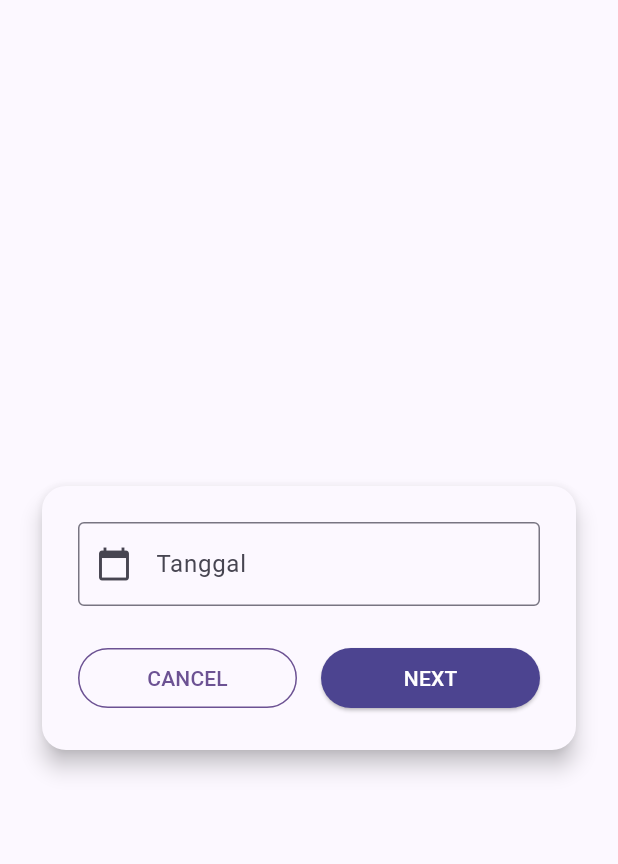
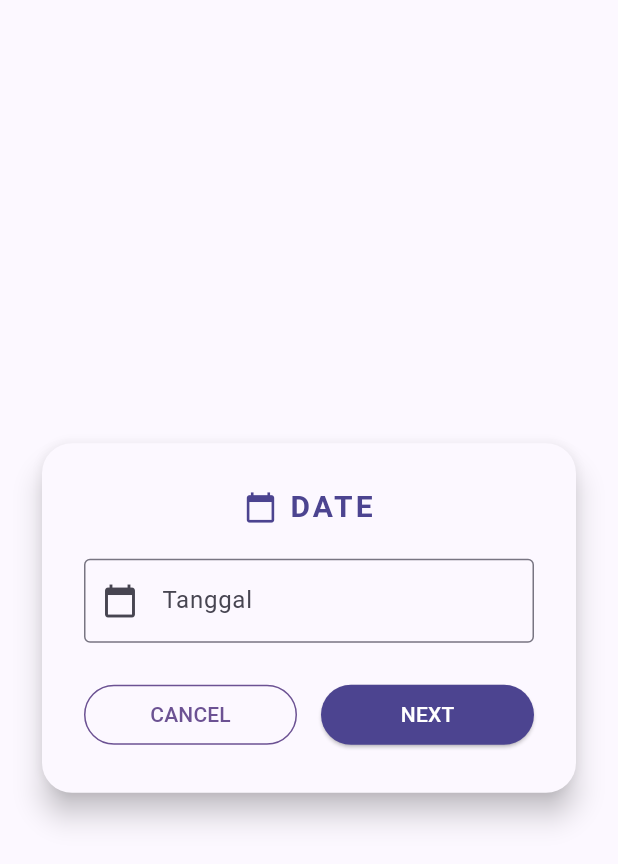
Before and after one commit to TEUNGKU-ZULKIFLI/finance_tracker, a Flutter app: the InputPage widget shown alone on an empty page, opened directly, after a tap on "Input Data", on a phone screen of 412 x 824 dp. Shown: the top 864 px of the screen. Run offline on Flutter 3.47's test engine with Material 3 defaults, Android fonts, the phone set to English and light mode, and no system bars; our stand-ins replace sqflite; accounts and stored records are empty.

Commit message:
✨ feat(ui+db): update equity history, custom theme expense/income, add saldo card to home

```diff
--- a/lib/pages/input_page.dart
+++ b/lib/pages/input_page.dart
@@ -1,4 +1,6 @@
+import 'package:finance_tracker/theme.dart';
 import 'package:flutter/material.dart';
+import 'package:finance_tracker/widgets/snackbar.dart';
 import 'package:finance_tracker/services/db_service.dart';
 import 'package:finance_tracker/models/date_model.dart';
 import 'package:finance_tracker/models/expense_model.dart';
@@ -14,6 +16,21 @@ class InputPage extends StatefulWidget {
 }
 
 class _InputPageState extends State<InputPage> {
+  OverlayEntry? _snackbarEntry;
+
+  void _showCustomSnackbar(String message, SnackbarType type) {
+    _snackbarEntry?.remove();
+    _snackbarEntry = OverlayEntry(
+      builder: (ctx) => Positioned(
+        bottom: 80,
+        left: 0,
+        right: 0,
+        child: Snackbar(message: message, type: type),
+      ),
+    );
+    Overlay.of(context).insert(_snackbarEntry!);
+    Future.delayed(const Duration(seconds: 3), () => _snackbarEntry?.remove());
+  }
   int _step = 0;
   final _dateController = TextEditingController();
   final Map<String, TextEditingController> _expenseControllers = {
@@ -45,14 +62,23 @@ class _InputPageState extends State<InputPage> {
     // Step 1: Input Date
     if (_step == 1) {
       return Card(
-        elevation: 6,
-        shape: RoundedRectangleBorder(borderRadius: BorderRadius.circular(16)),
+        elevation: 8,
+        shape: RoundedRectangleBorder(borderRadius: BorderRadius.circular(20)),
         color: Theme.of(context).colorScheme.surface,
         child: Padding(
-          padding: const EdgeInsets.all(24),
+          padding: const EdgeInsets.all(28),
           child: Column(
             mainAxisSize: MainAxisSize.min,
             children: [
+              Row(
+                mainAxisAlignment: MainAxisAlignment.center,
+                children: [
+                  Icon(Icons.calendar_today, color: Theme.of(context).colorScheme.primary, size: 22),
+                  const SizedBox(width: 8),
+                  Text('DATE', style: TextStyle(fontSize: 20, fontWeight: FontWeight.bold, color: Theme.of(context).colorScheme.primary, letterSpacing: 2)),
+                ],
+              ),
+              const SizedBox(height: 20),
               TextField(
                 controller: _dateController,
                 decoration: InputDecoration(
@@ -114,14 +140,23 @@ class _InputPageState extends State<InputPage> {
     // Step 2: Input Expense
     if (_step == 2) {
       return Card(
-        elevation: 6,
-        shape: RoundedRectangleBorder(borderRadius: BorderRadius.circular(16)),
+        elevation: 8,
+        shape: RoundedRectangleBorder(borderRadius: BorderRadius.circular(20)),
         color: Theme.of(context).colorScheme.surface,
         child: Padding(
-          padding: const EdgeInsets.all(24),
+          padding: const EdgeInsets.all(28),
           child: Column(
             mainAxisSize: MainAxisSize.min,
             children: [
+              Row(
+                mainAxisAlignment: MainAxisAlignment.center,
+                children: [
+                  Icon(Icons.arrow_circle_down_rounded, color: Theme.of(context).colorScheme.expense, size: 22),
+                  const SizedBox(width: 8),
+                  Text('EXPENSE', style: TextStyle(fontSize: 20, fontWeight: FontWeight.bold, color: Theme.of(context).colorScheme.expense, letterSpacing: 2)),
+                ],
+              ),
+              const SizedBox(height: 20),
               ..._expenseControllers.entries.map((e) => Padding(
                 padding: const EdgeInsets.only(bottom: 12),
                 child: TextField(
@@ -175,14 +210,23 @@ class _InputPageState extends State<InputPage> {
     // Step 3: Input Income
     if (_step == 3) {
       return Card(
-        elevation: 6,
-        shape: RoundedRectangleBorder(borderRadius: BorderRadius.circular(16)),
+        elevation: 8,
+        shape: RoundedRectangleBorder(borderRadius: BorderRadius.circular(20)),
         color: Theme.of(context).colorScheme.surface,
         child: Padding(
-          padding: const EdgeInsets.all(24),
+          padding: const EdgeInsets.all(28),
           child: Column(
             mainAxisSize: MainAxisSize.min,
             children: [
+              Row(
+                mainAxisAlignment: MainAxisAlignment.center,
+                children: [
+                  Icon(Icons.arrow_circle_up_rounded, color: Theme.of(context).colorScheme.income, size: 22),
+                  const SizedBox(width: 8),
+                  Text('INCOME', style: TextStyle(fontSize: 20, fontWeight: FontWeight.bold, color: Theme.of(context).colorScheme.income, letterSpacing: 2)),
+                ],
+              ),
+              const SizedBox(height: 20),
               TextField(
                 controller: _incomeControllers['Gaji'],
                 decoration: InputDecoration(
@@ -243,7 +287,7 @@ class _InputPageState extends State<InputPage> {
                         backgroundColor: Theme.of(context).colorScheme.primary,
                         foregroundColor: Colors.white,
                       ),
-                      child: const Text('SIMPAN'),
+                      child: const Text('SAVE'),
                     ),
                   ),
                 ],
@@ -333,20 +377,10 @@ class _InputPageState extends State<InputPage> {
       );
       await DbService.insertEquity(equityModel);
 
-      ScaffoldMessenger.of(context).showSnackBar(
-        SnackBar(
-          content: const Text('Data berhasil disimpan!'),
-          backgroundColor: Theme.of(context).colorScheme.primary,
-        ),
-      );
+  _showCustomSnackbar('Data berhasil disimpan!', SnackbarType.success);
       _reset();
     } catch (e) {
-      ScaffoldMessenger.of(context).showSnackBar(
-        SnackBar(
-          content: Text('Gagal menyimpan data: $e'),
-          backgroundColor: Theme.of(context).colorScheme.error,
-        ),
-      );
+      _showCustomSnackbar('Gagal menyimpan data: $e', SnackbarType.error);
     }
   }
 
--- a/lib/services/db_service.dart
+++ b/lib/services/db_service.dart
@@ -139,10 +139,12 @@ class DbService {
     await db.delete('income');
     await db.delete('saldo');
     await db.delete('dates');
+    await db.delete('equity');
     // Reset auto-increment id (sqlite_sequence) untuk semua tabel
     await db.rawDelete("DELETE FROM sqlite_sequence WHERE name='expenses'");
     await db.rawDelete("DELETE FROM sqlite_sequence WHERE name='income'");
     await db.rawDelete("DELETE FROM sqlite_sequence WHERE name='saldo'");
     await db.rawDelete("DELETE FROM sqlite_sequence WHERE name='dates'");
+    await db.rawDelete("DELETE FROM sqlite_sequence WHERE name='equity'");
   }
 }
--- a/lib/theme.dart
+++ b/lib/theme.dart
@@ -1,4 +1,10 @@
 import "package:flutter/material.dart";
+
+// Custom color extension for expense and income
+extension CustomColors on ColorScheme {
+  Color get expense => const Color(0xfff36b7f); // Soft red
+  Color get income => const Color(0xff4caf50); // Soft green
+}
 
 class MaterialTheme {
   final TextTheme textTheme;
```
Also changed, not shown: lib/pages/home_page.dart (+10 -6 lines), lib/widgets/cards/card_saldo.dart (+176 -0 lines).
